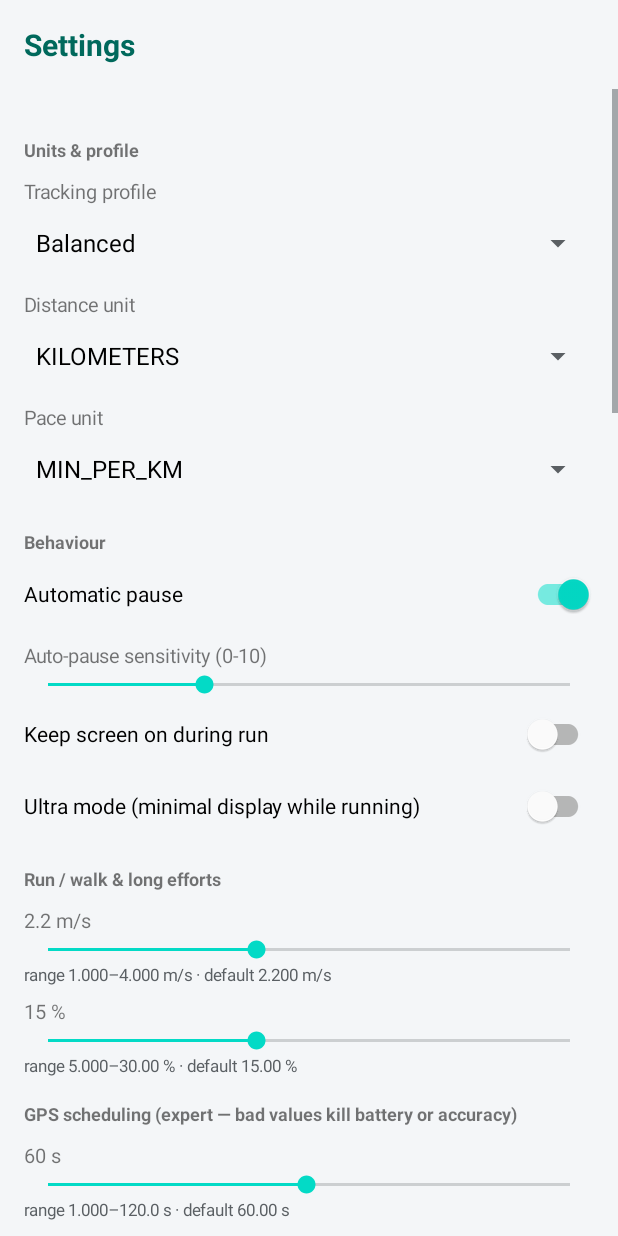
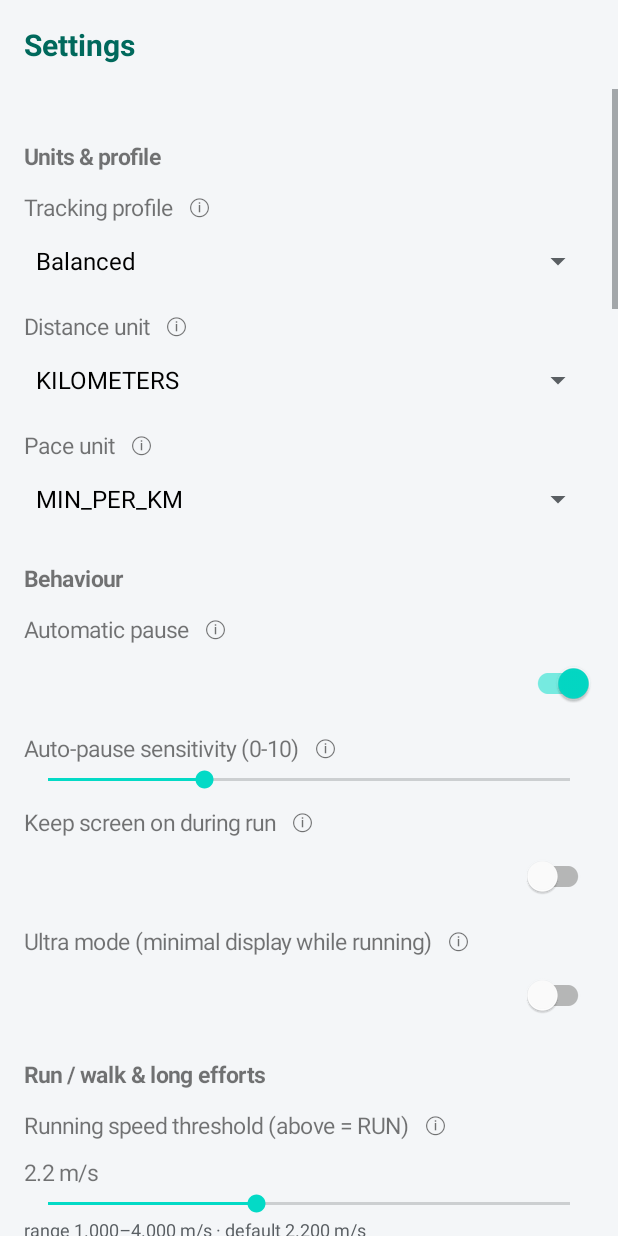
Before and after one commit to i3iorn/personal_running_tracker, an Android app: the SettingsActivity screen opened directly, with no data from a screen before it, on a phone screen of 412 x 824 dp. Run offline under Robolectric (Android 15) with nearby library versions, the phone set to English and light mode, and no system bars.

Commit message:
Settings UX: larger text, per-setting info icon with tap-to-explain dialogs, config-cache workaround note, NVD API key support + failOnError for dependency-check

```diff
--- a/app/src/main/java/dev/schrammel/personal_running_tracker/SettingsActivity.kt
+++ b/app/src/main/java/dev/schrammel/personal_running_tracker/SettingsActivity.kt
@@ -13,8 +13,9 @@ import dev.schrammel.personal_running_tracker.settings.TrackingPreferences
 
 /**
  * Comprehensive settings page: every value that used to be hardcoded in code is
- * editable here. Deliberately exposes expert knobs that can degrade tracking
- * accuracy or battery life if set badly (per the user's request).
+ * editable here. Each control carries an ⓘ info icon; tapping it explains how
+ * the setting is used. Deliberately exposes expert knobs that can degrade
+ * tracking accuracy or battery life if set badly (per the user's request).
  */
 class SettingsActivity : AppCompatActivity() {
 
@@ -32,95 +33,160 @@ class SettingsActivity : AppCompatActivity() {
     private fun buildAll() {
         section("Units & profile")
         choice("Tracking profile", listOf("Saver", "Balanced", "High Accuracy"),
-            { prefs.trackingProfile }, { prefs.trackingProfile = it })
+            { prefs.trackingProfile }, { prefs.trackingProfile = it },
+            "Selects the GPS scheduling and sensor-reliance defaults. " +
+                "Saver = fewest fixes and most battery saving, High Accuracy = most fixes. " +
+                "Adaptive behaviour is active in all profiles.")
         choice("Distance unit", listOf("KILOMETERS", "MILES"),
-            { prefs.distanceUnit }, { prefs.distanceUnit = it })
+            { prefs.distanceUnit }, { prefs.distanceUnit = it },
+            "Used for every distance and speed shown: live display, run summary, " +
+                "statistics, splits and history rows.")
         choice("Pace unit", listOf("MIN_PER_KM", "MIN_PER_MILE"),
-            { prefs.paceUnit }, { prefs.paceUnit = it })
+            { prefs.paceUnit }, { prefs.paceUnit = it },
+            "Converts the pace display between min/km and min/mi.")
 
         section("Behaviour")
-        switch("Automatic pause", { prefs.autoPauseEnabled }, { prefs.autoPauseEnabled = it })
+        switch("Automatic pause", { prefs.autoPauseEnabled }, { prefs.autoPauseEnabled = it },
+            "When enabled, stationary periods (waiting at lights, aid stations) do not " +
+                "accumulate moving time. Total elapsed time always keeps running.")
         seek("Auto-pause sensitivity (0-10)", 0, 10,
-            { prefs.autoPauseSensitivity }, { prefs.autoPauseSensitivity = it })
-        switch("Keep screen on during run", { prefs.screenOnEnabled }, { prefs.screenOnEnabled = it })
+            { prefs.autoPauseSensitivity }, { prefs.autoPauseSensitivity = it },
+            "How easily the run is considered stationary: 0 = pauses at the slightest " +
+                "slow-down, 10 = only real standing still counts. Feeds the moving-time " +
+                "threshold and the wake-lock.")
+        switch("Keep screen on during run", { prefs.screenOnEnabled }, { prefs.screenOnEnabled = it },
+            "Prevents the screen from turning off while a run is active. Costs battery; " +
+                "useful when you glance at the display constantly.")
         switch("Ultra mode (minimal display while running)", { prefs.ultraModeEnabled },
-            { prefs.ultraModeEnabled = it })
+            { prefs.ultraModeEnabled = it },
+            "Hides pace, speed and accuracy during a run so only the giant elapsed clock " +
+                "and distance remain. Made for multi-hour efforts where every glance matters.")
 
         section("Run / walk & long efforts")
         slider("Running speed threshold (above = RUN)", 1.0, 4.0, 0.1, { prefs.runningSpeedThresholdMps.toDouble() },
-            { prefs.runningSpeedThresholdMps = it.toFloat() }, "m/s", 2.2)
+            { prefs.runningSpeedThresholdMps = it.toFloat() }, "m/s", 2.2,
+            "Speeds above this are classified as RUNNING, below as WALKING in the live " +
+                "display and the run/walk time breakdown. 2.2 m/s is a brisk shuffle.")
         slider("Low battery auto-Saver threshold", 5.0, 30.0, 1.0, { prefs.lowBatteryThresholdPercent.toDouble() },
-            { prefs.lowBatteryThresholdPercent = it.toInt() }, "%", 15.0)
+            { prefs.lowBatteryThresholdPercent = it.toInt() }, "%", 15.0,
+            "When the battery drops to this level during a run, the profile automatically " +
+                "switches to Battery Saver and a notification tells you.")
 
         section("GPS scheduling (expert — bad values kill battery or accuracy)")
         slider("Battery Saver: GPS min interval", 1.0, 120.0, 1.0, { prefs.saverGpsMinIntervalMs / 1000.0 },
-            { prefs.saverGpsMinIntervalMs = (it * 1000).toLong() }, "s", 60.0)
+            { prefs.saverGpsMinIntervalMs = (it * 1000).toLong() }, "s", 60.0,
+            "Minimum time between GPS fixes in Battery Saver. Longer = less battery, " +
+                "coarser distance between fixes.")
         slider("Battery Saver: GPS min distance", 10.0, 190.0, 5.0, { prefs.saverGpsMinDistanceMeters.toDouble() },
-            { prefs.saverGpsMinDistanceMeters = it.toFloat() }, "m", 100.0)
+            { prefs.saverGpsMinDistanceMeters = it.toFloat() }, "m", 100.0,
+            "The GPS only reports when you moved this far — walking pace may produce " +
+                "few fixes in Saver mode.")
         slider("High Accuracy: GPS min interval", 1.0, 10.0, 1.0, { prefs.highAccuracyGpsMinIntervalMs / 1000.0 },
-            { prefs.highAccuracyGpsMinIntervalMs = (it * 1000).toLong() }, "s", 5.0)
+            { prefs.highAccuracyGpsMinIntervalMs = (it * 1000).toLong() }, "s", 5.0,
+            "Minimum time between fixes in High Accuracy. Small values drain the " +
+                "battery quickly — the slider is deliberately capped low.")
         slider("High Accuracy: GPS min distance", 1.0, 19.0, 1.0, { prefs.highAccuracyGpsMinDistanceMeters.toDouble() },
-            { prefs.highAccuracyGpsMinDistanceMeters = it.toFloat() }, "m", 10.0)
+            { prefs.highAccuracyGpsMinDistanceMeters = it.toFloat() }, "m", 10.0,
+            "Distance that must be covered before the next fix is reported in " +
+                "High Accuracy mode.")
 
         section("Algorithm tuning (overrides profile defaults)")
         slider("Balanced: GPS min interval", 1.0, 60.0, 1.0, { prefs.tuningGpsMinIntervalMs / 1000.0 },
-            { prefs.tuningGpsMinIntervalMs = (it * 1000).toLong() }, "s", 30.0)
+            { prefs.tuningGpsMinIntervalMs = (it * 1000).toLong() }, "s", 30.0,
+            "Baseline fix interval for the Balanced profile's adaptive scheduler.")
         slider("Balanced: GPS max interval", 60.0, 180.0, 5.0, { prefs.tuningGpsMaxIntervalMs / 1000.0 },
-            { prefs.tuningGpsMaxIntervalMs = (it * 1000).toLong() }, "s", 120.0)
+            { prefs.tuningGpsMaxIntervalMs = (it * 1000).toLong() }, "s", 120.0,
+            "The scheduler never waits longer than this between fixes, even when " +
+                "movement is stable and confidence is high.")
         slider("Balanced: GPS min distance", 5.0, 55.0, 5.0, { prefs.tuningGpsMinDistanceMeters.toDouble() },
-            { prefs.tuningGpsMinDistanceMeters = it.toFloat() }, "m", 30.0)
+            { prefs.tuningGpsMinDistanceMeters = it.toFloat() }, "m", 30.0,
+            "Distance that must be covered before the next fix in Balanced mode.")
         slider("GPS accuracy threshold", 5.0, 55.0, 5.0, { prefs.tuningGpsAccuracyThresholdMeters.toDouble() },
-            { prefs.tuningGpsAccuracyThresholdMeters = it.toFloat() }, "m", 30.0)
+            { prefs.tuningGpsAccuracyThresholdMeters = it.toFloat() }, "m", 30.0,
+            "Fixes reporting worse accuracy than this are treated as low-quality " +
+                "by the adaptive scheduler.")
         slider("Stride length", 0.3, 1.2, 0.05, { prefs.tuningStrideLengthMeters },
-            { prefs.tuningStrideLengthMeters = it }, "m", 0.75)
+            { prefs.tuningStrideLengthMeters = it }, "m", 0.75,
+            "Your step length; each step-count event adds this much to the " +
+                "sensor-estimated distance until the next GPS anchor verifies it.")
         slider("Sensor fusion max GPS segment ratio", 3.0, 17.0, 1.0, { prefs.tuningSensorFusionMaxGpsSegmentRatio },
-            { prefs.tuningSensorFusionMaxGpsSegmentRatio = it }, "x", 10.0)
+            { prefs.tuningSensorFusionMaxGpsSegmentRatio = it }, "x", 10.0,
+            "If a GPS segment is longer than this multiple of the sensor estimate, it " +
+                "is treated as a glitch and the sensor distance is trusted instead.")
         slider("Stable-uncertainty re-evaluate", 10.0, 90.0, 5.0, { prefs.tuningStableUncertaintyReevaluateMeters },
-            { prefs.tuningStableUncertaintyReevaluateMeters = it }, "m", 50.0)
+            { prefs.tuningStableUncertaintyReevaluateMeters = it }, "m", 50.0,
+            "How far you may travel before accumulated uncertainty forces a fresh " +
+                "GPS anchor in stable movement.")
 
         section("Live pace display")
         slider("Pace smoothing window", 2.0, 18.0, 1.0, { prefs.paceSmoothingWindowMs / 1000.0 },
-            { prefs.paceSmoothingWindowMs = (it * 1000).toLong() }, "s", 10.0)
+            { prefs.paceSmoothingWindowMs = (it * 1000).toLong() }, "s", 10.0,
+            "Current pace is the average GPS speed over this window — larger = steadier " +
+                "but slower to react. The window is extended automatically at slow fix rates.")
         slider("Pace: min speed (below = stationary)", 0.0, 0.6, 0.05, { prefs.paceMinSpeedMps.toDouble() },
-            { prefs.paceMinSpeedMps = it.toFloat() }, "m/s", 0.3)
+            { prefs.paceMinSpeedMps = it.toFloat() }, "m/s", 0.3,
+            "Below this smoothed speed the pace shows --:-- instead of a huge number.")
         slider("Pace: max GPS error (above = hide pace)", 5.0, 35.0, 5.0, { prefs.paceMaxAccuracyMeters.toDouble() },
-            { prefs.paceMaxAccuracyMeters = it.toFloat() }, "m", 20.0)
+            { prefs.paceMaxAccuracyMeters = it.toFloat() }, "m", 20.0,
+            "When the latest fix's accuracy is worse than this, the pace display is " +
+                "hidden rather than showing a garbage number.")
 
         section("Splits & records")
         slider("Split length", 200.0, 1800.0, 100.0, { prefs.splitLengthMeters },
-            { prefs.splitLengthMeters = it }, "m", 1000.0)
+            { prefs.splitLengthMeters = it }, "m", 1000.0,
+            "Length of each recorded split (every 1000 m = per kilometre). " +
+                "New value applies to runs finished from now on.")
         text("Personal record distances (km, comma separated)",
-            { prefs.prDistanceKmList }, { prefs.prDistanceKmList = it })
+            { prefs.prDistanceKmList }, { prefs.prDistanceKmList = it },
+            "Distances the PR engine scans for (1,3,5,10 = 1 km, 3 km, 5 km, 10 km). " +
+                "Arbitrary values allowed, e.g. 1,2.5,50.")
 
         section("Import & charts")
         slider("GPX import max size", 1.0, 20.0, 1.0, { prefs.importMaxMb.toDouble() },
-            { prefs.importMaxMb = it.toInt() }, "MB", 10.0)
+            { prefs.importMaxMb = it.toInt() }, "MB", 10.0,
+            "Files larger than this are refused when importing GPX — a guard " +
+                "against accidentally importing something absurd.")
         slider("Rolling-distance window", 7.0, 53.0, 1.0, { prefs.rollingWindowDays.toDouble() },
-            { prefs.rollingWindowDays = it.toInt() }, "d", 30.0)
+            { prefs.rollingWindowDays = it.toInt() }, "d", 30.0,
+            "Length of the rolling distance window in the statistics chart.")
         slider("Weekly trend chart weeks", 2.0, 14.0, 1.0, { prefs.chartWeeks.toDouble() },
-            { prefs.chartWeeks = it.toInt() }, "wk", 8.0)
+            { prefs.chartWeeks = it.toInt() }, "wk", 8.0,
+            "How many weekly bars the distance and pace trend charts show.")
 
         section("Diagnostics & reliability")
         switch("Battery benchmarking", { prefs.batteryBenchmarkEnabled },
-            { prefs.batteryBenchmarkEnabled = it })
+            { prefs.batteryBenchmarkEnabled = it },
+            "Records battery start/end/used per run in the diagnostics table and CSV " +
+                "export. Turn on to measure drain across tracking profiles.")
         slider("Degraded-GPS notification threshold", 5.0, 45.0, 5.0, { prefs.degradedGpsThresholdMeters.toDouble() },
-            { prefs.degradedGpsThresholdMeters = it.toFloat() }, "m", 25.0)
+            { prefs.degradedGpsThresholdMeters = it.toFloat() }, "m", 25.0,
+            "When a fix's error exceeds this, the foreground notification says " +
+                "'poor GPS, sensor-assisted'.")
         slider("Rating: excellent", 1.0, 9.0, 1.0, { prefs.ratingExcellentMeters.toDouble() },
-            { prefs.ratingExcellentMeters = it.toFloat() }, "m", 5.0)
+            { prefs.ratingExcellentMeters = it.toFloat() }, "m", 5.0,
+            "Worst GPS error at or below this earns a 5/5 accuracy rating. " +
+                "The bands below define 4/3/2/1.")
         slider("Rating: good", 2.0, 18.0, 2.0, { prefs.ratingGoodMeters.toDouble() },
-            { prefs.ratingGoodMeters = it.toFloat() }, "m", 10.0)
+            { prefs.ratingGoodMeters = it.toFloat() }, "m", 10.0,
+            "4/5 rating band boundary.")
         slider("Rating: fair", 4.0, 36.0, 2.0, { prefs.ratingFairMeters.toDouble() },
-            { prefs.ratingFairMeters = it.toFloat() }, "m", 20.0)
+            { prefs.ratingFairMeters = it.toFloat() }, "m", 20.0,
+            "3/5 rating band boundary.")
         slider("Rating: poor", 10.0, 90.0, 5.0, { prefs.ratingPoorMeters.toDouble() },
-            { prefs.ratingPoorMeters = it.toFloat() }, "m", 50.0)
+            { prefs.ratingPoorMeters = it.toFloat() }, "m", 50.0,
+            "2/5 band boundary; anything worse gets 1/5.")
         slider("Crash-recovery persist interval", 1.0, 10.0, 1.0, { prefs.statePersistIntervalMs / 1000.0 },
-            { prefs.statePersistIntervalMs = (it * 1000).toLong() }, "s", 5.0)
+            { prefs.statePersistIntervalMs = (it * 1000).toLong() }, "s", 5.0,
+            "How often live tracking state and queued GPS fixes are written. " +
+                "Smaller = less data lost in a crash, slightly more battery.")
 
         section("Route map colouring")
         slider("Reliable segment max error", 2.0, 18.0, 1.0, { prefs.mapReliableMeters.toDouble() },
-            { prefs.mapReliableMeters = it.toFloat() }, "m", 10.0)
+            { prefs.mapReliableMeters = it.toFloat() }, "m", 10.0,
+            "Route segments drawn green when their fix error is at most this.")
         slider("Assisted segment max error", 5.0, 45.0, 5.0, { prefs.mapAssistedMeters.toDouble() },
-            { prefs.mapAssistedMeters = it.toFloat() }, "m", 25.0)
+            { prefs.mapAssistedMeters = it.toFloat() }, "m", 25.0,
+            "Amber band boundary; worse errors draw red.")
 
         section("About")
         label("Personal Running Tracker v0.1.0\nOffline-first, sensor-assisted GPS tracking.\nAll data stays on this device.")
@@ -131,8 +197,8 @@ class SettingsActivity : AppCompatActivity() {
     private fun section(title: String) {
         container.addView(TextView(this).apply {
             text = title
-            textSize = 12f
-            setPadding(0, 24, 0, 4)
+            textSize = 15f
+            setPadding(0, 28, 0, 6)
             setTypeface(typeface, android.graphics.Typeface.BOLD)
         })
     }
@@ -140,13 +206,29 @@ class SettingsActivity : AppCompatActivity() {
     private fun label(text: String) {
         container.addView(TextView(this).apply {
             this.text = text
-            textSize = 12f
-            setPadding(0, 8, 0, 0)
+            textSize = 14f
+            setPadding(0, 10, 0, 0)
         })
     }
 
-    private fun choice(labelText: String, options: List<String>, get: () -> String, set: (String) -> Unit) {
-        container.addView(labelView(labelText))
+    /** Label row with an ⓘ info icon; tapping it explains the setting. */
+    private fun labelView(text: String, help: String?) = TextView(this).apply {
+        this.text = if (help != null) "$text   ⓘ" else text
+        textSize = 15f
+        setPadding(0, 14, 0, 2)
+        if (help != null) {
+            setOnClickListener {
+                androidx.appcompat.app.AlertDialog.Builder(this@SettingsActivity)
+                    .setTitle(text)
+                    .setMessage(help)
+                    .setPositiveButton("OK", null)
+                    .show()
+            }
+        }
+    }
+
+    private fun choice(labelText: String, options: List<String>, get: () -> String, set: (String) -> Unit, help: String? = null) {
+        container.addView(labelView(labelText, help))
         container.addView(Spinner(this).apply {
             adapter = ArrayAdapter(this@SettingsActivity,
                 android.R.layout.simple_spinner_dropdown_item, options)
@@ -160,16 +242,16 @@ class SettingsActivity : AppCompatActivity() {
         })
     }
 
-    private fun switch(labelText: String, get: () -> Boolean, set: (Boolean) -> Unit) {
+    private fun switch(labelText: String, get: () -> Boolean, set: (Boolean) -> Unit, help: String? = null) {
+        container.addView(labelView(labelText, help))
         container.addView(SwitchMaterial(this).apply {
-            text = labelText
             isChecked = get()
             setOnCheckedChangeListener { _, checked -> set(checked) }
         })
     }
 
-    private fun seek(labelText: String, min: Int, max: Int, get: () -> Int, set: (Int) -> Unit) {
-        container.addView(labelView(labelText))
+    private fun seek(labelText: String, min: Int, max: Int, get: () -> Int, set: (Int) -> Unit, help: String? = null) {
+        container.addView(labelView(labelText, help))
         container.addView(SeekBar(this).apply {
             this.max = max - min
             progress = (get() - min).coerceIn(0, this.max)
@@ -192,14 +274,15 @@ class SettingsActivity : AppCompatActivity() {
         set: (Double) -> Unit,
         unit: String,
         defaultValue: Double,
+        help: String? = null,
     ) {
         val valueView = TextView(this).apply {
-            textSize = 13f
-            setPadding(0, 12, 0, 2)
+            textSize = 15f
+            setPadding(0, 14, 0, 2)
         }
         val hintView = TextView(this).apply {
             text = "range %.4g–%.4g %s · default %.4g %s".format(minVal, maxVal, unit, defaultValue, unit)
-            textSize = 11f
+            textSize = 12f
             setTextColor(resources.getColor(R.color.rt_on_surface_variant, theme))
         }
         val bar = SeekBar(this).apply {
@@ -219,9 +302,18 @@ class SettingsActivity : AppCompatActivity() {
                 override fun onStopTrackingTouch(b: SeekBar?) {}
             })
         }
+        container.addView(labelView(labelText, help))
         container.addView(valueView)
         container.addView(bar)
         container.addView(hintView)
+    }
+
+    private fun text(labelText: String, get: () -> String, set: (String) -> Unit, help: String? = null) {
+        container.addView(labelView(labelText, help))
+        container.addView(EditText(this).apply {
+            setText(get())
+            setOnFocusChangeListener { _, hasFocus -> if (!hasFocus) set(text.toString()) }
+        })
     }
 
     private fun Double.snap(): Double {
@@ -233,24 +325,4 @@ class SettingsActivity : AppCompatActivity() {
         val decimals = if (step < 0.1) 2 else if (step == step.toLong().toDouble()) 0 else 1
         return "%.${decimals}f".format(value)
     }
-
-    private fun text(labelText: String, get: () -> String, set: (String) -> Unit) {
-        container.addView(labelView(labelText))
-        container.addView(EditText(this).apply {
-            setText(get())
-            setOnFocusChangeListener { _, hasFocus -> if (!hasFocus) set(text.toString()) }
-        })
-    }
-
-    private fun labelView(text: String) = TextView(this).apply {
-        this.text = text
-        textSize = 13f
-        setPadding(0, 12, 0, 2)
-    }
-
-    private fun formatForEdit(value: Double): String =
-        if (value == value.toLong().toDouble()) value.toLong().toString()
-        else value.toString()
-
-    private fun parseNumber(raw: String): Double? = raw.trim().toDoubleOrNull()
 }
```
Also changed, not shown: app/build.gradle.kts (+12 -0 lines).
